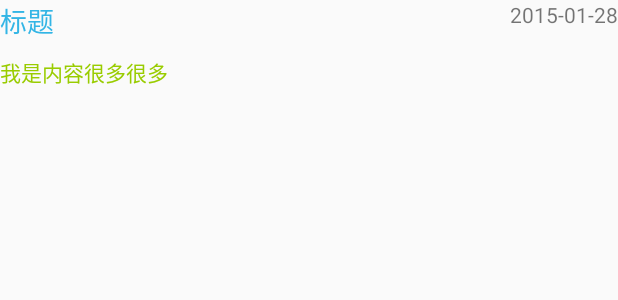
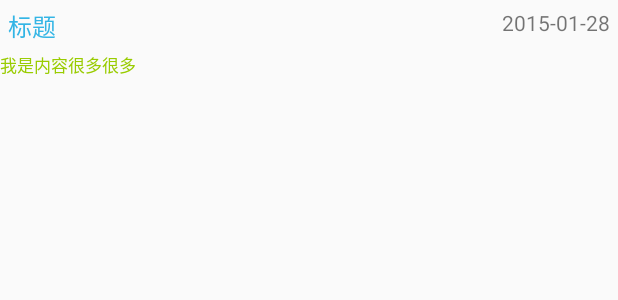
Before and after one commit to smallow/Smallow_news1.0, an Android app: the layout item_list_view.xml on its own in the app's theme, with its tools: preview values and no code run, on a phone screen of 412 x 824 dp. Shown: the top 300 px of the screen. Run offline under Robolectric (Android 15) with nearby library versions, the light colour scheme and no system bars.

Commit message:
2015-02-10 修改

```diff
--- a/app/src/main/res/layout/item_list_view.xml
+++ b/app/src/main/res/layout/item_list_view.xml
@@ -6,7 +6,8 @@
 
     <RelativeLayout
         android:layout_width="match_parent"
-        android:layout_height="wrap_content">
+        android:layout_height="wrap_content"
+        android:padding="5dp">
 
         <TextView
             android:id="@+id/tv_title"
@@ -14,7 +15,7 @@
             android:layout_height="wrap_content"
             android:layout_alignParentLeft="true"
             android:text="标题"
-            android:textSize="18sp"
+            android:textSize="16sp"
             android:textColor="@android:color/holo_blue_light"/>
 
         <TextView
@@ -26,11 +27,12 @@
     </RelativeLayout>
 
     <TextView
-        android:layout_marginTop="10dp"
+
         android:id="@+id/tv_content"
         android:layout_width="match_parent"
         android:layout_height="30dp"
         android:text="我是内容很多很多"
+        android:textSize="11dp"
         android:textColor="@android:color/holo_green_light"
         />
 </LinearLayout>
```
